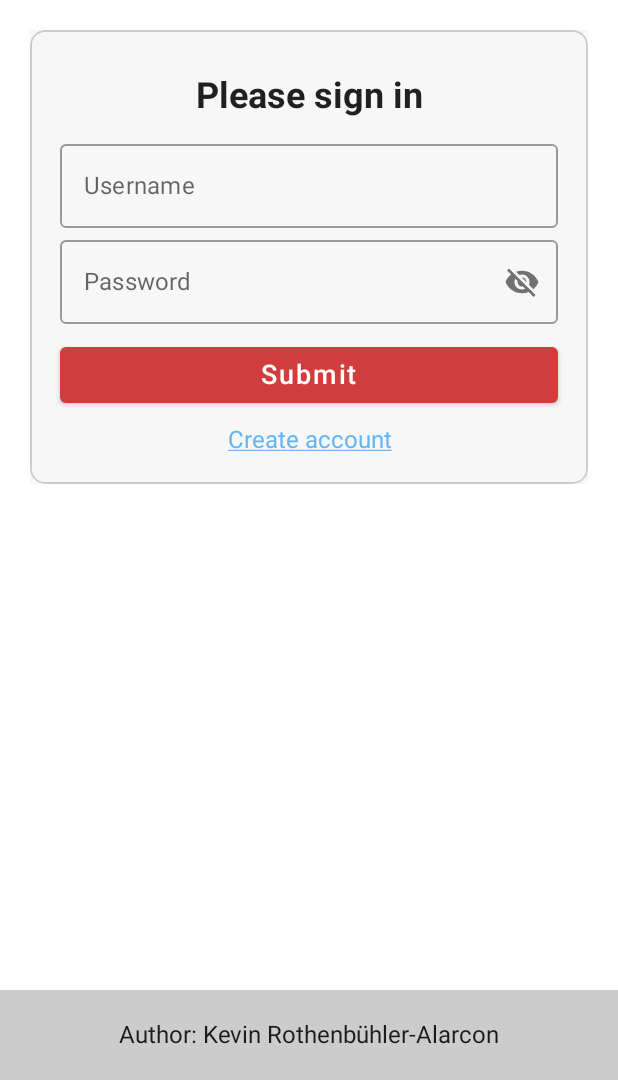
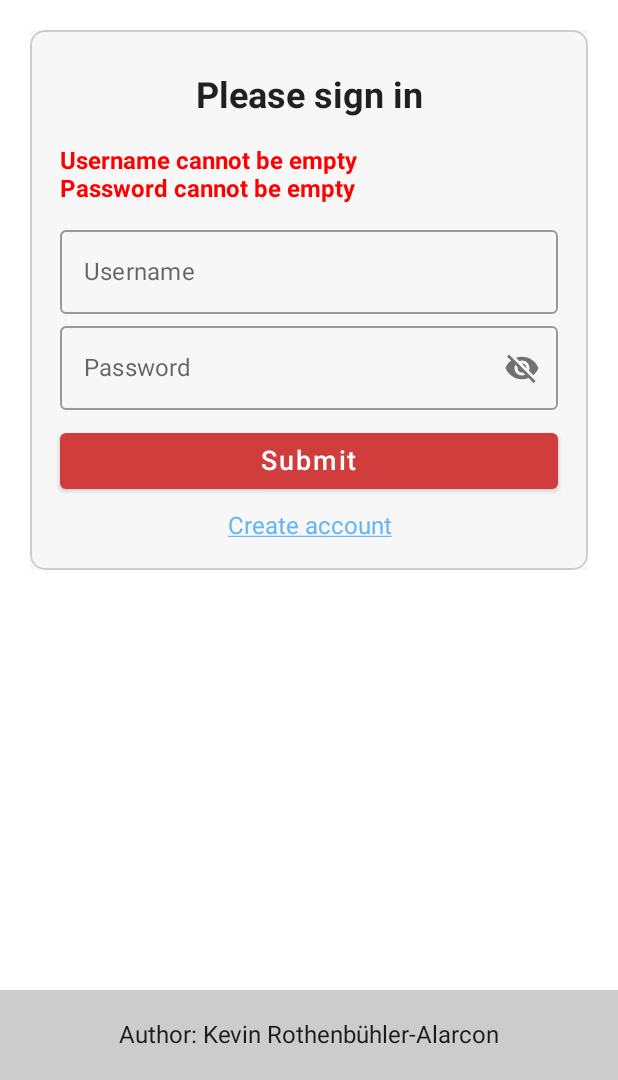
Before and after one commit to kevinrothenbuhleralarcon/TODO-List-Android-app, an Android app built with Jetpack Compose: the screen it shows after launch (MainActivity), after a tap on "Submit", on a phone screen of 412 x 824 dp, the part 156-1236 px from its top. Run offline under Robolectric (Android 15) with nearby library versions, the phone set to English and light mode, and no system bars; our stand-ins replace Dagger/Hilt's generated code.

Commit message:
Use the dataStore to store the token received from the API and the connected user username

```diff
--- a/app/src/main/java/ch/kra/todo/auth/presentation/login/LoginViewModel.kt
+++ b/app/src/main/java/ch/kra/todo/auth/presentation/login/LoginViewModel.kt
@@ -3,6 +3,7 @@ package ch.kra.todo.auth.presentation.login
 import android.util.Log
 import android.widget.Toast
 import androidx.compose.runtime.State
+import androidx.compose.runtime.collectAsState
 import androidx.compose.runtime.mutableStateOf
 import androidx.lifecycle.ViewModel
 import androidx.lifecycle.viewModelScope
@@ -10,18 +11,18 @@ import ch.kra.todo.auth.domain.use_case.Login
 import ch.kra.todo.core.Resource
 import ch.kra.todo.core.Routes
 import ch.kra.todo.core.UIEvent
+import ch.kra.todo.core.data.local.SettingsDataStore
 import dagger.hilt.android.lifecycle.HiltViewModel
 import kotlinx.coroutines.Dispatchers
 import kotlinx.coroutines.channels.Channel
-import kotlinx.coroutines.flow.launchIn
-import kotlinx.coroutines.flow.onEach
-import kotlinx.coroutines.flow.receiveAsFlow
+import kotlinx.coroutines.flow.*
 import kotlinx.coroutines.launch
 import javax.inject.Inject
 
 @HiltViewModel
 class LoginViewModel @Inject constructor(
-    private val login: Login
+    private val login: Login,
+    private val settingsDataStore: SettingsDataStore
 ): ViewModel() {
 
     private val _username = mutableStateOf("")
@@ -29,8 +30,13 @@ class LoginViewModel @Inject constructor(
 
     private val _password = mutableStateOf("")
     val password: State<String> = _password
+
     private val _passwordVisible = mutableStateOf(false)
     val passwordVisible: State<Boolean> = _passwordVisible
+
+    private val _errors = mutableStateOf(listOf<String>())
+    val errors: State<List<String>> = _errors
+
 
     private val _uiEvent = Channel<UIEvent>()
     val uiEvent = _uiEvent.receiveAsFlow()
@@ -46,7 +52,11 @@ class LoginViewModel @Inject constructor(
             }
 
             is AuthListEvent.Login -> {
-                sendLoginRequest()
+
+                _errors.value = validateForm()
+                if(errors.value.isEmpty()) {
+                    sendLoginRequest()
+                }
             }
 
             is AuthListEvent.OnNavigateToWebClient -> {
@@ -71,15 +81,17 @@ class LoginViewModel @Inject constructor(
                 .onEach { result ->
                     when (result) {
                         is Resource.Success -> {
+                            // Store the token and username in the dataStore
+                            settingsDataStore.saveTokenToPreferenceStore(result.data?.token ?: "")
+                            settingsDataStore.saveConnectedUserToPreferenceStore(result.data?.username ?: "")
+
                             sendUIEvent(UIEvent.Navigate(
                                 Routes.TODO_LIST
                             ))
                         }
 
                         is Resource.Error -> {
-                            sendUIEvent(UIEvent.DisplayError(
-                                result.message ?: "An error occured"
-                            ))
+                            _errors.value = listOf(result.message ?: "An error occured")
                         }
 
                         is Resource.Loading -> {
@@ -89,4 +101,11 @@ class LoginViewModel @Inject constructor(
                 }.launchIn(this)
         }
     }
+
+    private fun validateForm(): List<String> {
+        val validateErrors = mutableListOf<String>()
+        if(username.value.isEmpty()) validateErrors.add("Username cannot be empty")
+        if(password.value.isEmpty()) validateErrors.add("Password cannot be empty")
+        return validateErrors
+    }
 }
--- a/app/src/main/java/ch/kra/todo/auth/presentation/login/components/LoginScreen.kt
+++ b/app/src/main/java/ch/kra/todo/auth/presentation/login/components/LoginScreen.kt
@@ -1,9 +1,7 @@
 package ch.kra.todo.auth.presentation.login.components
 
 
-import android.util.Log
 import androidx.compose.foundation.layout.*
-import androidx.compose.foundation.rememberScrollState
 import androidx.compose.foundation.text.ClickableText
 import androidx.compose.foundation.text.KeyboardOptions
 import androidx.compose.material.*
@@ -17,6 +15,7 @@ import androidx.compose.runtime.LaunchedEffect
 import androidx.compose.ui.Alignment
 import androidx.compose.ui.Modifier
 import androidx.compose.ui.graphics.Color
+import androidx.compose.ui.res.stringResource
 import androidx.compose.ui.text.AnnotatedString
 import androidx.compose.ui.text.SpanStyle
 import androidx.compose.ui.text.TextStyle
@@ -30,12 +29,14 @@ import androidx.compose.ui.text.style.TextDecoration
 import androidx.compose.ui.unit.dp
 import androidx.compose.ui.unit.sp
 import androidx.hilt.navigation.compose.hiltViewModel
+import ch.kra.todo.R
 import ch.kra.todo.auth.presentation.login.AuthListEvent
 import ch.kra.todo.auth.presentation.login.LoginViewModel
 import ch.kra.todo.core.UIEvent
 import ch.kra.todo.core.presentation.TodoCard
 import ch.kra.todo.core.presentation.Footer
 import ch.kra.todo.core.presentation.Header
+import ch.kra.todo.core.presentation.ui.theme.TextErrorColor
 import kotlinx.coroutines.flow.collect
 
 @Composable
@@ -50,12 +51,8 @@ fun LoginScreen(
             when (event) {
                 is UIEvent.Navigate -> navigate(event)
 
-                is UIEvent.DisplayError -> {
-
-                }
-
                 is UIEvent.DisplayLoading -> {
-
+                    /* TODO */
                 }
             }
         }
@@ -87,7 +84,7 @@ fun LoginScreen(
             Text(
                 modifier = Modifier
                     .padding(20.dp),
-                text = "Welcome to Todo list",
+                text = stringResource(R.string.welcome),
                 fontSize = 32.sp,
                 fontWeight = Bold
             )
@@ -109,6 +106,7 @@ private fun LoginForm(
     val username = viewModel.username.value
     val password = viewModel.password.value
     val passwordVisible = viewModel.passwordVisible.value
+    val errors = viewModel.errors.value
 
     Column(modifier = modifier) {
         Text(
@@ -116,9 +114,18 @@ private fun LoginForm(
                 .fillMaxWidth()
                 .padding(10.dp),
             textAlign = TextAlign.Center,
-            text = "Please sign in",
+            text = stringResource(R.string.login_header),
             fontSize = 24.sp,
             fontWeight = Bold
+        )
+        Text(
+            modifier= Modifier
+                .fillMaxWidth()
+                .padding(vertical = 10.dp),
+            text = errors.joinToString("\n"),
+            fontSize = 16.sp,
+            fontWeight = Bold,
+            color = TextErrorColor
         )
         OutlinedTextField(
             modifier = Modifier
@@ -127,7 +134,7 @@ private fun LoginForm(
             onValueChange = {
                 viewModel.onEvent(AuthListEvent.EnteredUsername(it))
             },
-            label = { Text(text = "Username") },
+            label = { Text(text = stringResource(R.string.username)) },
             singleLine = true,
         )
         OutlinedTextField(
@@ -137,17 +144,21 @@ private fun LoginForm(
             onValueChange = {
                 viewModel.onEvent(AuthListEvent.EnteredPassword(it))
             },
-            label = { Text(text = "Password") },
+            label = { Text(text = stringResource(R.string.password)) },
             singleLine = true,
             keyboardOptions = KeyboardOptions(keyboardType = KeyboardType.Password),
             visualTransformation = if (passwordVisible) VisualTransformation.None else PasswordVisualTransformation(),
             trailingIcon = {
-                val image = if (passwordVisible) Icons.Filled.Visibility else Icons.Filled.VisibilityOff
-                val description = if (passwordVisible) "Hide password" else "Show password"
+                val image =
+                    if (passwordVisible) Icons.Filled.Visibility else Icons.Filled.VisibilityOff
+                val description = if (passwordVisible)
+                    stringResource(R.string.hide_password)
+                else stringResource(R.string.show_password)
                 IconButton(onClick = { viewModel.onEvent(AuthListEvent.TogglePasswordVisibility) }) {
                     Icon(
                         imageVector = image,
-                        contentDescription = description)
+                        contentDescription = description
+                    )
                 }
             }
         )
@@ -158,12 +169,12 @@ private fun LoginForm(
                 .padding(vertical = 10.dp)
         ) {
             Text(
-                text = "Submit",
+                text = stringResource(R.string.submit),
                 fontSize = 18.sp
             )
         }
         val annotatedLinkString: AnnotatedString = buildAnnotatedString {
-            val str = "Create account"
+            val str = stringResource(R.string.create_account)
             val startIndex = 0
             val endIndex = str.length
             append(str)
--- a/app/src/main/java/ch/kra/todo/core/presentation/Navigation.kt
+++ b/app/src/main/java/ch/kra/todo/core/presentation/Navigation.kt
@@ -20,5 +20,9 @@ fun Navigation(navController: NavHostController) {
                 }
             )
         }
+
+        composable(Routes.TODO_LIST){
+
+        }
     }
 }
```
